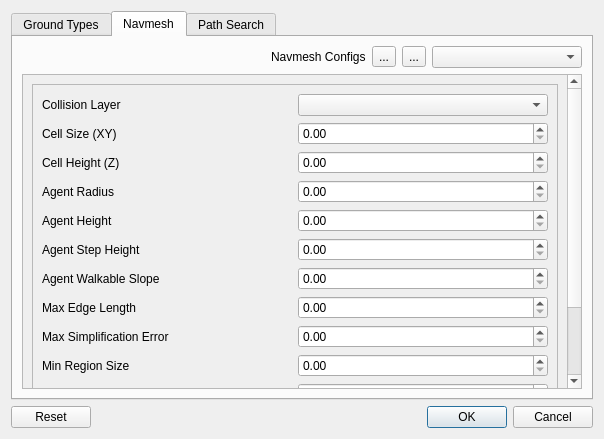
ezEngine/ezEngine, file Code/EditorPlugins/AI/EditorPluginAi/Dialogs/AiProjectSettingsDlg.ui: the form before one commit.
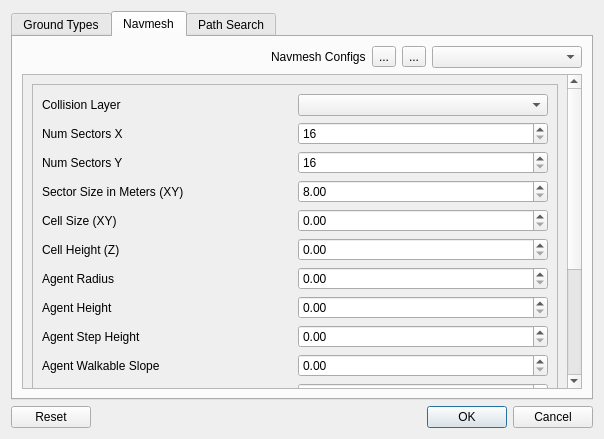
The form after the commit. Icons and pictures are not drawn.

Commit message: ai navmesh size settings

The edit to the form file:
```diff
--- a/Code/EditorPlugins/AI/EditorPluginAi/Dialogs/AiProjectSettingsDlg.ui
+++ b/Code/EditorPlugins/AI/EditorPluginAi/Dialogs/AiProjectSettingsDlg.ui
@@ -110,9 +110,9 @@
           <property name="geometry">
            <rect>
             <x>0</x>
-            <y>-66</y>
+            <y>0</y>
             <width>543</width>
-            <height>382</height>
+            <height>460</height>
            </rect>
           </property>
           <layout class="QHBoxLayout" name="horizontalLayout_5">
@@ -125,10 +125,26 @@
               <enum>QFrame::Raised</enum>
              </property>
              <layout class="QGridLayout" name="gridLayout">
-              <item row="1" column="1">
+              <item row="4" column="1">
                <widget class="QDoubleSpinBox" name="NavCellSize"/>
               </item>
-              <item row="14" column="0">
+              <item row="6" column="1">
+               <widget class="QDoubleSpinBox" name="NavAgentRadius"/>
+              </item>
+              <item row="15" column="1">
+               <widget class="QDoubleSpinBox" name="NavDetailSampleError"/>
+              </item>
+              <item row="0" column="0">
+               <widget class="QLabel" name="label_15">
+                <property name="text">
+                 <string>Collision Layer</string>
+                </property>
+               </widget>
+              </item>
+              <item row="5" column="1">
+               <widget class="QDoubleSpinBox" name="NavCellHeight"/>
+              </item>
+              <item row="17" column="0">
                <spacer name="verticalSpacer">
                 <property name="orientation">
                  <enum>Qt::Vertical</enum>
@@ -141,146 +157,187 @@
                 </property>
                </spacer>
               </item>
-              <item row="11" column="1">
-               <widget class="QDoubleSpinBox" name="NavDetailSampleDistance"/>
-              </item>
-              <item row="2" column="1">
-               <widget class="QDoubleSpinBox" name="NavCellHeight"/>
-              </item>
-              <item row="1" column="0">
-               <widget class="QLabel" name="label_3">
-                <property name="text">
-                 <string>Cell Size (XY)</string>
-                </property>
-               </widget>
-              </item>
-              <item row="9" column="0">
-               <widget class="QLabel" name="label_12">
-                <property name="text">
-                 <string>Min Region Size</string>
-                </property>
-               </widget>
-              </item>
-              <item row="5" column="1">
-               <widget class="QDoubleSpinBox" name="NavAgentStep"/>
-              </item>
-              <item row="4" column="0">
-               <widget class="QLabel" name="label_6">
-                <property name="text">
-                 <string>Agent Height</string>
-                </property>
-               </widget>
-              </item>
-              <item row="7" column="1">
+              <item row="10" column="1">
                <widget class="QDoubleSpinBox" name="NavMaxEdgeLength"/>
               </item>
-              <item row="7" column="0">
-               <widget class="QLabel" name="label_9">
-                <property name="text">
-                 <string>Max Edge Length</string>
-                </property>
-               </widget>
-              </item>
-              <item row="9" column="1">
-               <widget class="QDoubleSpinBox" name="NavMinRegionSize"/>
-              </item>
               <item row="8" column="1">
-               <widget class="QDoubleSpinBox" name="NavSimplificationError"/>
+               <widget class="QDoubleSpinBox" name="NavAgentStep"/>
               </item>
-              <item row="10" column="0">
-               <widget class="QLabel" name="label_11">
-                <property name="text">
-                 <string>Region Merge Size</string>
-                </property>
-               </widget>
-              </item>
-              <item row="3" column="1">
-               <widget class="QDoubleSpinBox" name="NavAgentRadius"/>
-              </item>
-              <item row="13" column="0">
-               <spacer name="verticalSpacer_2">
-                <property name="orientation">
-                 <enum>Qt::Vertical</enum>
-                </property>
-                <property name="sizeHint" stdset="0">
-                 <size>
-                  <width>20</width>
-                  <height>194</height>
-                 </size>
-                </property>
-               </spacer>
-              </item>
-              <item row="6" column="1">
+              <item row="9" column="1">
                <widget class="QDoubleSpinBox" name="NavAgentSlope"/>
               </item>
-              <item row="3" column="0">
+              <item row="6" column="0">
                <widget class="QLabel" name="label_5">
                 <property name="text">
                  <string>Agent Radius</string>
                 </property>
                </widget>
               </item>
-              <item row="10" column="1">
+              <item row="13" column="1">
                <widget class="QDoubleSpinBox" name="NavRegionMergeSize"/>
               </item>
-              <item row="4" column="1">
-               <widget class="QDoubleSpinBox" name="NavAgentHeight"/>
-              </item>
-              <item row="6" column="0">
-               <widget class="QLabel" name="label_8">
-                <property name="text">
-                 <string>Agent Walkable Slope</string>
+              <item row="16" column="0">
+               <spacer name="verticalSpacer_2">
+                <property name="orientation">
+                 <enum>Qt::Vertical</enum>
                 </property>
-               </widget>
+                <property name="sizeHint" stdset="0">
+                 <size>
+                  <width>20</width>
+                  <height>194</height>
+                 </size>
+                </property>
+               </spacer>
               </item>
-              <item row="5" column="0">
+              <item row="8" column="0">
                <widget class="QLabel" name="label_7">
                 <property name="text">
                  <string>Agent Step Height</string>
                 </property>
                </widget>
               </item>
-              <item row="12" column="1">
-               <widget class="QDoubleSpinBox" name="NavDetailSampleError"/>
+              <item row="4" column="0">
+               <widget class="QLabel" name="label_3">
+                <property name="text">
+                 <string>Cell Size (XY)</string>
+                </property>
+               </widget>
               </item>
-              <item row="2" column="0">
-               <widget class="QLabel" name="label_4">
+              <item row="10" column="0">
+               <widget class="QLabel" name="label_9">
                 <property name="text">
-                 <string>Cell Height (Z)</string>
+                 <string>Max Edge Length</string>
                 </property>
                </widget>
               </item>
-              <item row="12" column="0">
+              <item row="7" column="0">
+               <widget class="QLabel" name="label_6">
+                <property name="text">
+                 <string>Agent Height</string>
+                </property>
+               </widget>
+              </item>
+              <item row="7" column="1">
+               <widget class="QDoubleSpinBox" name="NavAgentHeight"/>
+              </item>
+              <item row="15" column="0">
                <widget class="QLabel" name="label_14">
                 <property name="text">
                  <string>Detail Sample Error</string>
                 </property>
                </widget>
               </item>
-              <item row="11" column="0">
+              <item row="14" column="0">
                <widget class="QLabel" name="label_13">
                 <property name="text">
                  <string>Detail Sample Distance</string>
                 </property>
                </widget>
               </item>
-              <item row="8" column="0">
+              <item row="11" column="0">
                <widget class="QLabel" name="label_10">
                 <property name="text">
                  <string>Max Simplification Error</string>
                 </property>
                </widget>
               </item>
-              <item row="0" column="0">
-               <widget class="QLabel" name="label_15">
-                <property name="text">
-                 <string>Collision Layer</string>
-                </property>
-               </widget>
+              <item row="14" column="1">
+               <widget class="QDoubleSpinBox" name="NavDetailSampleDistance"/>
               </item>
               <item row="0" column="1">
                <widget class="QComboBox" name="CollisionLayer"/>
               </item>
+              <item row="9" column="0">
+               <widget class="QLabel" name="label_8">
+                <property name="text">
+                 <string>Agent Walkable Slope</string>
+                </property>
+               </widget>
+              </item>
+              <item row="13" column="0">
+               <widget class="QLabel" name="label_11">
+                <property name="text">
+                 <string>Region Merge Size</string>
+                </property>
+               </widget>
+              </item>
+              <item row="5" column="0">
+               <widget class="QLabel" name="label_4">
+                <property name="text">
+                 <string>Cell Height (Z)</string>
+                </property>
+               </widget>
+              </item>
+              <item row="12" column="0">
+               <widget class="QLabel" name="label_12">
+                <property name="text">
+                 <string>Min Region Size</string>
+                </property>
+               </widget>
+              </item>
+              <item row="11" column="1">
+               <widget class="QDoubleSpinBox" name="NavSimplificationError"/>
+              </item>
+              <item row="12" column="1">
+               <widget class="QDoubleSpinBox" name="NavMinRegionSize"/>
+              </item>
+              <item row="1" column="0">
+               <widget class="QLabel" name="label_16">
+                <property name="text">
+                 <string>Num Sectors X</string>
+                </property>
+               </widget>
+              </item>
+              <item row="2" column="0">
+               <widget class="QLabel" name="label_17">
+                <property name="text">
+                 <string>Num Sectors Y</string>
+                </property>
+               </widget>
+              </item>
+              <item row="3" column="0">
+               <widget class="QLabel" name="label_18">
+                <property name="text">
+                 <string>Sector Size in Meters (XY)</string>
+                </property>
+               </widget>
+              </item>
+              <item row="1" column="1">
+               <widget class="QSpinBox" name="NumSectorsX">
+                <property name="minimum">
+                 <number>16</number>
+                </property>
+                <property name="maximum">
+                 <number>256</number>
+                </property>
+                <property name="singleStep">
+                 <number>16</number>
+                </property>
+               </widget>
+              </item>
+              <item row="2" column="1">
+               <widget class="QSpinBox" name="NumSectorsY">
+                <property name="minimum">
+                 <number>16</number>
+                </property>
+                <property name="maximum">
+                 <number>256</number>
+                </property>
+                <property name="singleStep">
+                 <number>16</number>
+                </property>
+               </widget>
+              </item>
+              <item row="3" column="1">
+               <widget class="QDoubleSpinBox" name="SectorSizeXY">
+                <property name="minimum">
+                 <double>8.000000000000000</double>
+                </property>
+                <property name="maximum">
+                 <double>1024.000000000000000</double>
+                </property>
+               </widget>
+              </item>
              </layout>
             </widget>
            </item>
```
The commit also changes 6 other files.
